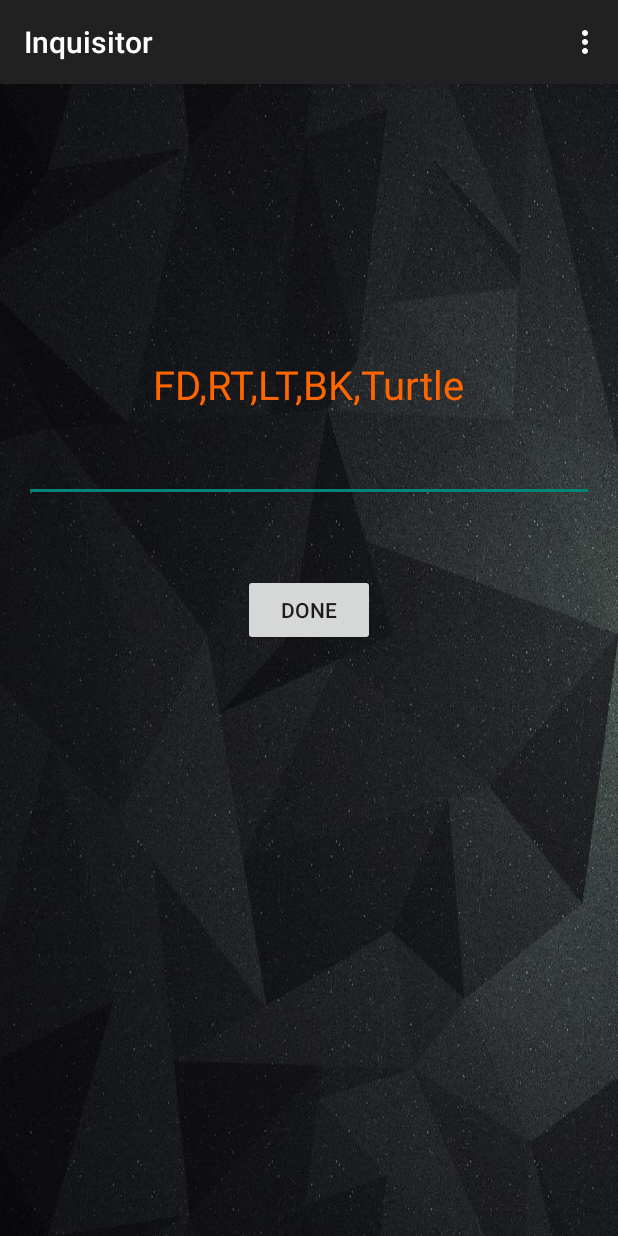
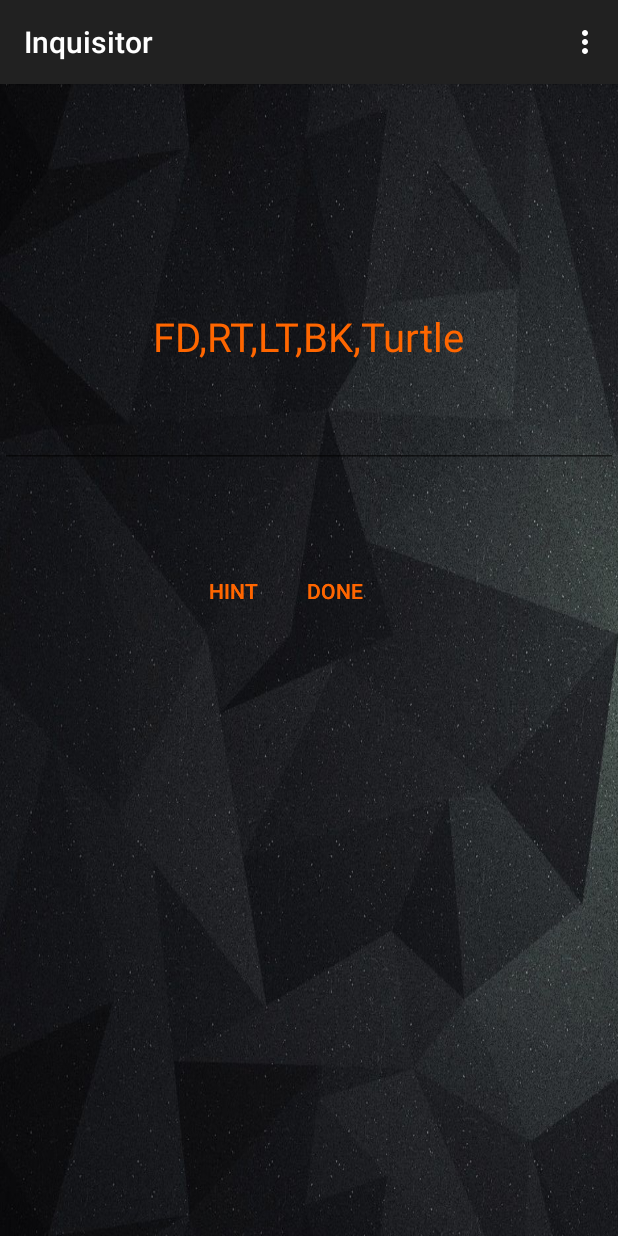
Before and after one commit to anuraagbaishya/Inquisitor, an Android app: the QuestionActivity screen opened directly, with no data from a screen before it, on a phone screen of 412 x 824 dp. Run offline under Robolectric (Android 15) with nearby library versions, the phone set to English and light mode, and no system bars.

Commit message:
Fourth Commit. UI update and Hint Button

```diff
--- a/app/src/main/java/com/appex/android/inquisitor/MainActivity.java
+++ b/app/src/main/java/com/appex/android/inquisitor/MainActivity.java
@@ -1,10 +1,7 @@
 package com.appex.android.inquisitor;
 
-import android.content.Intent;
 import android.os.Bundle;
 import android.support.v7.app.ActionBarActivity;
-import android.view.Menu;
-import android.view.MenuItem;
 
 
 public class MainActivity extends ActionBarActivity {
@@ -22,29 +19,6 @@ public class MainActivity extends ActionBarActivity {
         }
     }
 
-    @Override
-    public boolean onCreateOptionsMenu(Menu menu) {
-        // Inflate the menu; this adds items to the action bar if it is present.
-        getMenuInflater().inflate(R.menu.menu_main, menu);
-        return true;
-    }
 
-    @Override
-    public boolean onOptionsItemSelected(MenuItem item) {
-        // Handle action bar item clicks here. The action bar will
-        // automatically handle clicks on the Home/Up button, so long
-        // as you specify a parent activity in AndroidManifest.xml.
-        int id = item.getItemId();
-
-        //noinspection SimplifiableIfStatement
-        if (id == R.id.action_settings) {
-            return true;
-        }
-        if(id== R.id.action_about){
-            startActivity(new Intent(this, AboutActivity.class));
-        }
-
-        return super.onOptionsItemSelected(item);
-    }
 
 }
--- a/app/src/main/java/com/appex/android/inquisitor/QuestionActivity.java
+++ b/app/src/main/java/com/appex/android/inquisitor/QuestionActivity.java
@@ -1,5 +1,6 @@
 package com.appex.android.inquisitor;
 
+import android.content.Intent;
 import android.os.Bundle;
 import android.support.v4.app.Fragment;
 import android.support.v7.app.ActionBarActivity;
@@ -9,6 +10,7 @@ import android.view.Menu;
 import android.view.MenuItem;
 import android.view.View;
 import android.view.ViewGroup;
+import android.widget.Button;
 import android.widget.EditText;
 import android.widget.TextView;
 
@@ -30,7 +32,7 @@ public class QuestionActivity extends ActionBarActivity {
     @Override
     public boolean onCreateOptionsMenu(Menu menu) {
         // Inflate the menu; this adds items to the action bar if it is present.
-        getMenuInflater().inflate(R.menu.menu_question, menu);
+        getMenuInflater().inflate(R.menu.menu_main, menu);
         return true;
     }
 
@@ -44,6 +46,9 @@ public class QuestionActivity extends ActionBarActivity {
         //noinspection SimplifiableIfStatement
         if (id == R.id.action_settings) {
             return true;
+        }
+        if(id== R.id.action_about){
+            startActivity(new Intent(this, AboutActivity.class));
         }
 
         return super.onOptionsItemSelected(item);
@@ -61,6 +66,11 @@ public class QuestionActivity extends ActionBarActivity {
                 "logo",
                 "pranav mistry"
         };
+        public String hint[]={
+                "Programming",
+                "Cameras and Projectors"
+        };
+
 
         public PlaceholderFragment() {
         }
@@ -68,9 +78,10 @@ public class QuestionActivity extends ActionBarActivity {
         @Override
         public View onCreateView(LayoutInflater inflater, ViewGroup container,
                                  Bundle savedInstanceState) {
-            View rootView = inflater.inflate(R.layout.fragment_main, container, false);
+            final View rootView = inflater.inflate(R.layout.activity_question, container, false);
             EditText t = (EditText) rootView.findViewById(R.id.edittext1);
-            TextView qView=(TextView)rootView.findViewById(R.id.textviewname);
+            final TextView qView=(TextView)rootView.findViewById(R.id.textviewname);
+            final TextView hView=(TextView)rootView.findViewById(R.id.hintview);
             String ans1;
             //for(int i=0;i<2;i++) {
             //do {
@@ -81,7 +92,18 @@ public class QuestionActivity extends ActionBarActivity {
                 qView.append(ques[1]);
             //} while (!(ans1.equals(ans[0])));
             //}
-            return rootView;
+            Button HintButton=(Button)rootView.findViewById(R.id.hintbutton);
+            HintButton.setOnClickListener(new View.OnClickListener() {
+                int count=0;
+                @Override
+                public void onClick(View v) {
+                    if(count==0) {
+                        hView.append(hint[0]);
+                    }
+                    count++;
+                }
+            });
+                return rootView;
+            }
         }
     }
-}
--- a/app/src/main/java/com/appex/android/inquisitor/QuestionFragment.java
+++ b/app/src/main/java/com/appex/android/inquisitor/QuestionFragment.java
@@ -27,7 +27,7 @@ public class QuestionFragment extends Fragment {
     @Override
     public View onCreateView(LayoutInflater inflater, ViewGroup container,
                 Bundle savedInstanceState) {
-        View rootView = inflater.inflate(R.layout.activity_main, container, false);
+        final View rootView = inflater.inflate(R.layout.activity_main, container, false);
         Button StartButton=(Button)rootView.findViewById(R.id.startbutton);
         StartButton.setOnClickListener(new View.OnClickListener() {
             @Override
--- a/app/src/main/res/layout/activity_main.xml
+++ b/app/src/main/res/layout/activity_main.xml
@@ -32,6 +32,7 @@
         android:id="@+id/startbutton"
         android:text="@string/startbutton"
         android:textColor="@color/text2"
+        android:background="@android:color/transparent"
         android:layout_marginTop="40dp"
         android:layout_below="@+id/welText2"
         android:layout_centerHorizontal="true" />
--- a/app/src/main/res/layout/activity_question.xml
+++ b/app/src/main/res/layout/activity_question.xml
@@ -1,4 +1,57 @@
-<FrameLayout xmlns:android="http://schemas.android.com/apk/res/android"
+<RelativeLayout xmlns:android="http://schemas.android.com/apk/res/android"
     xmlns:tools="http://schemas.android.com/tools" android:id="@+id/container"
     android:layout_width="match_parent" android:layout_height="match_parent"
-    tools:context="com.appex.android.inquisitor.QuestionActivity" tools:ignore="MergeRootFrame" />
+    tools:context="com.appex.android.inquisitor.QuestionActivity"
+    android:background="@drawable/bg"
+    tools:ignore="MergeRootFrame" >
+    <TextView
+        android:id="@+id/textviewname"
+        android:layout_width="wrap_content"
+        android:layout_height="wrap_content"
+        android:layout_marginTop="150dp"
+        android:textColor="@color/text2"
+        android:textSize="12pt"
+        android:layout_alignParentTop="true"
+        android:layout_centerHorizontal="true" />
+    <EditText
+        android:id="@+id/edittext1"
+        android:layout_width="fill_parent"
+        android:layout_height="wrap_content"
+        android:inputType="text"
+        android:textSize="11pt"
+        android:textColor="@color/text2"
+        android:layout_gravity="center"
+        android:layout_below="@+id/textviewname"
+        android:layout_marginTop="15dp"
+    />
+    <TextView
+        android:layout_width="wrap_content"
+        android:layout_height="wrap_content"
+        android:id="@+id/hintview"
+        android:textSize="11pt"
+        android:textColor="@color/text2"
+        android:layout_below="@+id/edittext1"
+        android:layout_marginTop="10dp"
+        android:layout_centerHorizontal="true" />
+    <Button
+        android:id="@+id/done_button"
+        android:layout_width="wrap_content"
+        android:layout_height="wrap_content"
+        android:text="@string/done_button"
+        android:background="@android:color/transparent"
+        android:textColor="@color/text2"
+        android:layout_alignTop="@+id/hintbutton"
+        android:layout_marginLeft="179dp"/>
+    <Button
+        android:layout_width="wrap_content"
+        android:layout_height="wrap_content"
+        android:id="@+id/hintbutton"
+        android:text="@string/hintbutton"
+        android:background="@android:color/transparent"
+        android:textColor="@color/text2"
+        android:layout_marginLeft="111dp"
+        android:layout_marginTop="14dp"
+        android:layout_below="@+id/hintview"
+         />
+
+</RelativeLayout>
--- a/app/src/main/res/layout/fragment_main.xml
+++ b/app/src/main/res/layout/fragment_main.xml
@@ -8,32 +8,4 @@
     android:background="@drawable/bg"
     android:clickable="false">
 
-    <TextView
-        android:id="@+id/textviewname"
-        android:layout_width="wrap_content"
-        android:layout_height="wrap_content"
-        android:layout_marginTop="166dp"
-        android:textColor="@color/text2"
-        android:textSize="12pt"
-        android:layout_alignParentTop="true"
-        android:layout_centerHorizontal="true" />
-    <EditText
-        android:id="@+id/edittext1"
-        android:layout_width="fill_parent"
-        android:layout_height="wrap_content"
-        android:inputType="text"
-        android:textColor="@color/text2"
-        android:layout_gravity="center"
-        android:layout_below="@+id/textviewname"
-        android:layout_marginTop="15dp"
-      />
-    <Button
-        android:id="@+id/done_button"
-        android:layout_width="wrap_content"
-        android:layout_height="wrap_content"
-        android:text="@string/done_button"
-        android:layout_below="@+id/edittext1"
-        android:layout_centerHorizontal="true"
-        android:layout_marginTop="48dp" />
-
 </RelativeLayout>
--- a/app/src/main/res/values/strings.xml
+++ b/app/src/main/res/values/strings.xml
@@ -10,16 +10,16 @@
     <string name="text5">Licensed under Apache License 2.0</string>
     <string name="welcometext">WELCOME TO INQUISITOR</string>
     <string name="weltext2">Tap Start to continue</string>
-    <string name="startbutton">Start</string>
+
 
     <string name="action_settings">Settings</string>
     <string name="about">About</string>
 
-    <color name="back">#181818</color>
-    <color name="text">#979797</color>
     <color name="text2">#ff6600</color>
 
-    <string name="done_button">Done</string>
+    <string name="done_button">DONE</string>
+    <string name="startbutton">START</string>
+    <string name="hintbutton">HINT</string>
 
     <string name="title_activity_about">Inquisitor 1.0.0</string>
     <string name="title_activity_question">Inquisitor</string>
```
